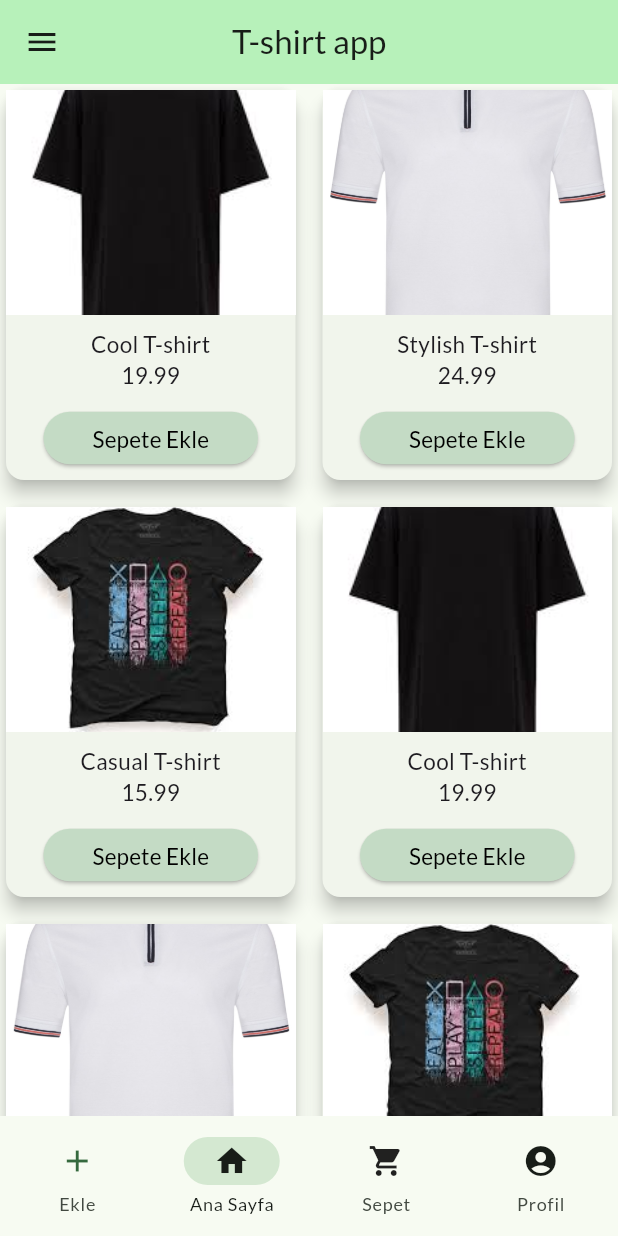
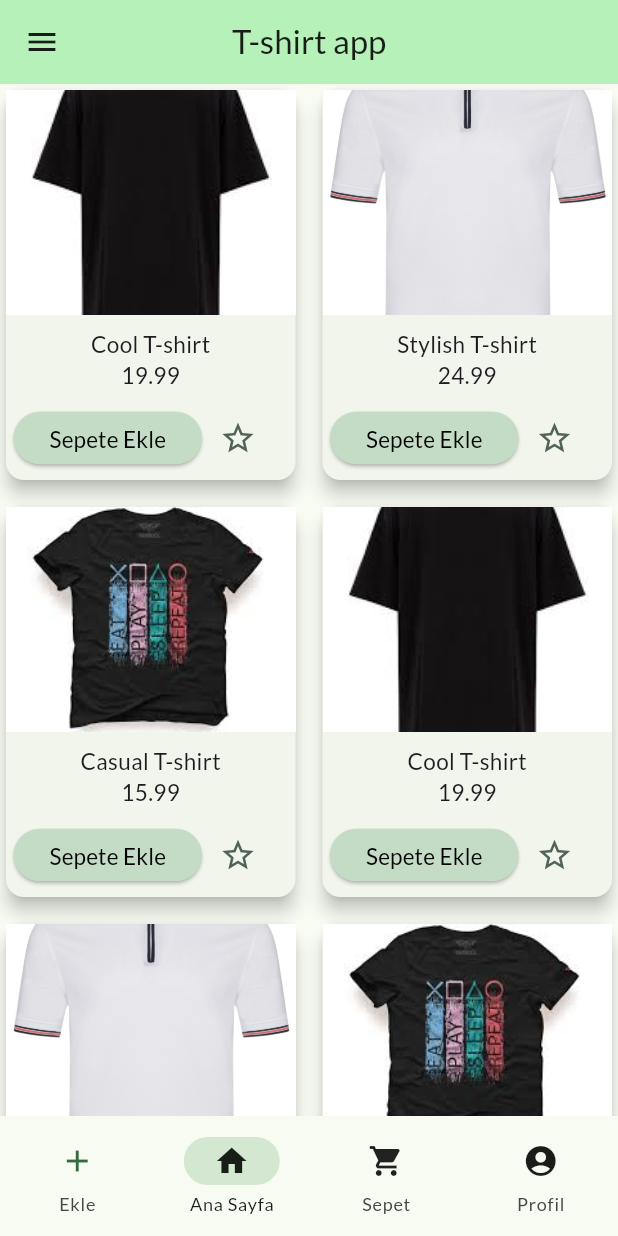
Before and after one commit to ahmetakdmrrr/Tshirt-App, a Flutter app: the AppScreen screen opened directly, on a phone screen of 412 x 824 dp. Run offline on Flutter 3.47's test engine with Material 3 defaults, Android fonts, the light colour scheme and no system bars; our stand-ins replace flutter_bloc, flutter_riverpod, google_fonts; accounts and stored records are empty; network calls fail.

Commit message:
Favorites status was added using Riverpod.

```diff
--- a/lib/main.dart
+++ b/lib/main.dart
@@ -4,9 +4,12 @@ import 'package:t_shirt_app/blocs/theme_bloc.dart';
 import 'package:t_shirt_app/screens/app_screen.dart';
 import 'package:t_shirt_app/screens/login_screen.dart';
 import 'package:t_shirt_app/screens/cart_screen.dart';
+import 'package:flutter_riverpod/flutter_riverpod.dart';
 
 void main() {
-  runApp(const MyApp());
+  runApp(const ProviderScope(
+    child: MyApp(),
+  ));
 }
 
 class MyApp extends StatelessWidget {
--- a/lib/screens/app_Screen.dart
+++ b/lib/screens/app_Screen.dart
@@ -4,7 +4,7 @@ import 'package:t_shirt_app/screens/cart_screen.dart';
 import 'package:t_shirt_app/screens/profile_screen.dart';
 import 'package:t_shirt_app/widgets/menu/menu.dart';
 import 'package:t_shirt_app/widgets/navigation_menu.dart/navigation_menu.dart';
-import 'package:t_shirt_app/widgets/t_shirt_card.dart';
+import 'package:t_shirt_app/screens/t_shirt_card.dart';
 
 class AppScreen extends StatefulWidget {
   const AppScreen({super.key});
--- a/lib/screens/login_screen.dart
+++ b/lib/screens/login_screen.dart
@@ -1,7 +1,7 @@
 import 'package:flutter/material.dart';
 import 'package:t_shirt_app/blocs/user_bloc.dart';
 import 'package:t_shirt_app/repository/user_service.dart';
-import 'package:t_shirt_app/screens/app_Screen.dart';
+import 'package:t_shirt_app/screens/app_screen.dart';
 
 class LoginPage extends StatefulWidget {
   const LoginPage({super.key});
--- a/lib/widgets/t_shirt_card.dart
+++ b/lib/screens/t_shirt_card.dart
@@ -1,19 +1,21 @@
 import 'dart:convert';
 import 'package:flutter/material.dart';
+import 'package:flutter_riverpod/flutter_riverpod.dart';
 import 'package:t_shirt_app/blocs/t_shirt_bloc.dart';
 import 'package:t_shirt_app/blocs/cart_bloc.dart';
 import 'package:t_shirt_app/data.api/t_shirt_api.dart';
 import 'package:t_shirt_app/models/cart.dart';
 import 'package:t_shirt_app/models/t_shirt.dart';
+import 'package:t_shirt_app/providers/tshirt_provider.dart';
 
-class TshirtCard extends StatefulWidget {
+class TshirtCard extends ConsumerStatefulWidget {
   const TshirtCard({super.key});
 
   @override
   TshirtCardState createState() => TshirtCardState();
 }
 
-class TshirtCardState extends State<TshirtCard> {
+class TshirtCardState extends ConsumerState<TshirtCard> {
   List<Tshirt> products = []; // `product` yerine `products` olarak değiştirdik
 
   @override
@@ -37,7 +39,7 @@ class TshirtCardState extends State<TshirtCard> {
             child: Text('Veri yok'),
           );
         }
-        products = snapshot.data; // `products` listesini güncelliyoruz
+        products = snapshot.data;
         return buildProductListItems();
       },
     );
@@ -54,7 +56,11 @@ class TshirtCardState extends State<TshirtCard> {
       itemCount: products.length,
       itemBuilder: (context, index) {
         String buttonText = "Sepete Ekle";
-        var list = products; // `products` listesini kullanıyoruz
+        var list = products;
+        final isFavorite = ref
+            .watch(favoriteTshirtProvider)
+            .contains(list[index]); // Favori olup olmadığını kontrol ediyoruz
+
         return Card(
           elevation: 5,
           child: InkWell(
@@ -94,15 +100,18 @@ class TshirtCardState extends State<TshirtCard> {
                   ),
                 ),
                 Padding(
-                  padding: const EdgeInsets.symmetric(horizontal: 25),
-                  child: ElevatedButton(
+                  padding: const EdgeInsets.symmetric(horizontal: 5),
+                  child: Row(
+                    children: [
+                      ElevatedButton(
                         onPressed: () {
-                      cartBloc
-                          .addToCart(Cart(tshirt: list[index], quantity: 1));
+                          cartBloc.addToCart(
+                              Cart(tshirt: list[index], quantity: 1));
                         },
                         style: ElevatedButton.styleFrom(
                           minimumSize: const Size(0, 35),
-                      backgroundColor: const Color.fromARGB(255, 196, 219, 197),
+                          backgroundColor:
+                              const Color.fromARGB(255, 196, 219, 197),
                           shape: RoundedRectangleBorder(
                             borderRadius: BorderRadius.circular(20),
                           ),
@@ -114,6 +123,27 @@ class TshirtCardState extends State<TshirtCard> {
                             color: Colors.black,
                           ),
                         ),
+                      ),
+                      IconButton(
+                        onPressed: () {
+                          final wasAdded = ref
+                              .read(favoriteTshirtProvider.notifier)
+                              .toggleTshirtFavoriteStatus(list[index]);
+                          ScaffoldMessenger.of(context).clearSnackBars();
+                          ScaffoldMessenger.of(context).showSnackBar(
+                            SnackBar(
+                                content: Text(wasAdded
+                                    ? 'T-shirt added to favorite'
+                                    : 'T-shirt removed from favorite')),
+                          );
+                        },
+                        icon: Icon(
+                          isFavorite ? Icons.star : Icons.star_border,
+                        ),
+                        color: Theme.of(context).colorScheme.secondary,
+                        iconSize: 25,
+                      ),
+                    ],
                   ),
                 ),
               ],
@@ -129,7 +159,9 @@ class TshirtCardState extends State<TshirtCard> {
       if (response.statusCode == 200) {
         setState(() {
           List<dynamic> jsonList = jsonDecode(response.body);
-          products = jsonList.map((json) => Tshirt.fromjson(json)).toList(); // Model sınıfından nesneler oluşturulmuş
+          products = jsonList
+              .map((json) => Tshirt.fromjson(json))
+              .toList(); //
         });
       } else {
         // Hata yönetimi
--- a/pubspec.yaml
+++ b/pubspec.yaml
@@ -40,6 +40,8 @@ dependencies:
   intl: ^0.19.0
   google_fonts: ^6.2.1
   flutter_bloc: ^8.1.6
+  flutter_riverpod: ^2.5.1
+  riverpod_annotation: ^2.3.5
 
 dev_dependencies:
   flutter_test:
@@ -52,6 +54,10 @@ dev_dependencies:
   # package. See that file for information about deactivating specific lint
   # rules and activating additional ones.
   flutter_lints: ^3.0.0
+  riverpod_generator: ^2.4.0
+  build_runner: ^2.4.11
+  custom_lint: ^0.6.4
+  riverpod_lint: ^2.3.10
 
 # For information on the generic Dart part of this file, see the
 # following page: https://dart.dev/tools/pub/pubspec
```
Also changed, not shown: lib/providers/tshirt_provider.dart (added, +22 -0 lines), pubspec.lock. Lines whose indentation alone changed are shown as unchanged.
